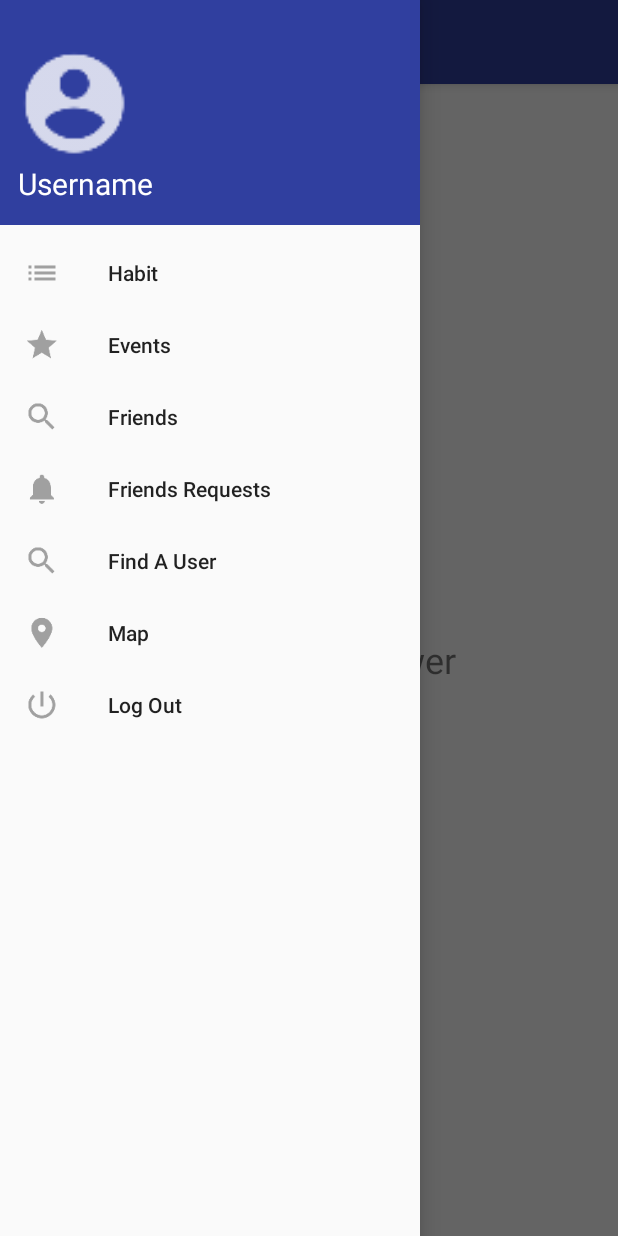
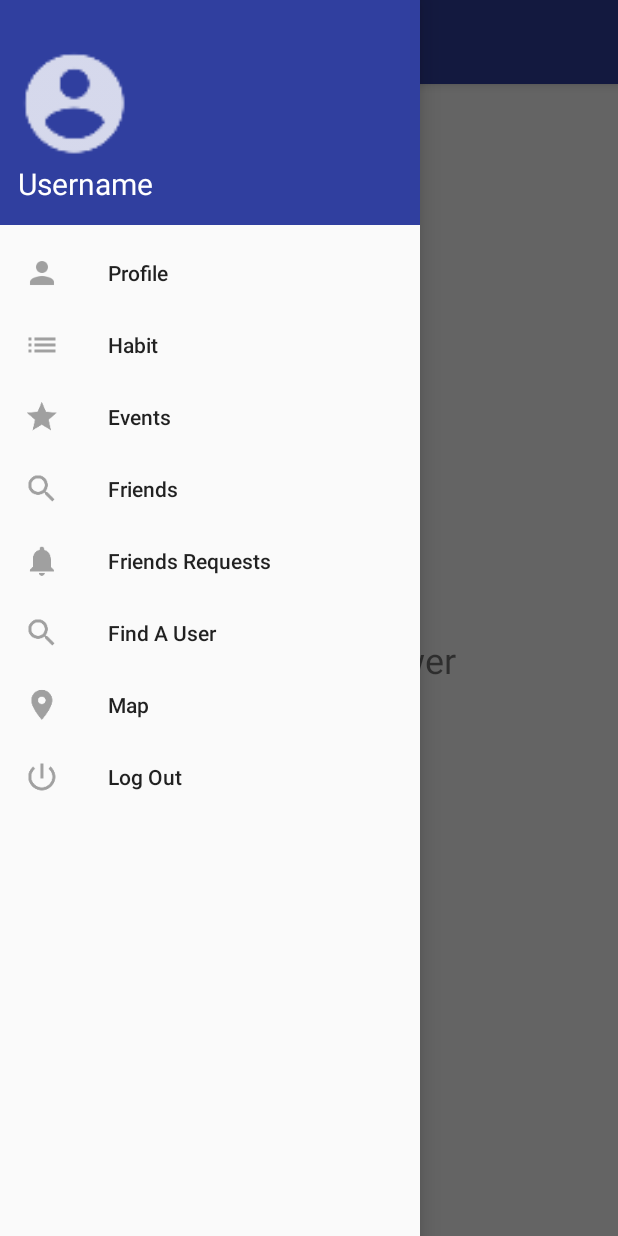
Before and after one commit to CMPUT301F17T29/HabitUp, an Android app: the screen it shows after launch (MainActivity), with the side drawer open, on a phone screen of 412 x 824 dp. Run offline under Robolectric (Android 15) with nearby library versions, the phone set to English and light mode, and no system bars; our stand-ins replace CircleImageView.

Commit message:
Add profile list item in drawer

```diff
--- a/app/src/main/java/com/example/habitup/View/MainActivity.java
+++ b/app/src/main/java/com/example/habitup/View/MainActivity.java
@@ -1,5 +1,6 @@
 package com.example.habitup.View;
 
+import android.content.Intent;
 import android.support.design.widget.NavigationView;
 import android.support.v4.widget.DrawerLayout;
 import android.support.v7.app.ActionBarDrawerToggle;
@@ -40,6 +41,9 @@ public class MainActivity extends AppCompatActivity {
                 int id = menuItem.getItemId();
 
                 switch (id){
+                    case R.id.profile:
+                        drawerLayout.closeDrawers();
+                        break;
                     case R.id.habits:
                         drawerLayout.closeDrawers();
                         break;
--- a/app/src/main/res/layout/nav_header.xml
+++ b/app/src/main/res/layout/nav_header.xml
@@ -2,13 +2,13 @@
 <LinearLayout
     xmlns:android="http://schemas.android.com/apk/res/android"
     android:orientation="vertical"
+    android:id="@+id/profile_banner"
     android:paddingTop="30dp"
     android:paddingLeft="12dp"
     android:background="@color/colorPrimary"
     android:layout_width="match_parent"
     android:layout_height="150dp"
     android:weightSum="1">
-
 
     <de.hdodenhof.circleimageview.CircleImageView
         android:id="@+id/drawer_pic"
--- a/app/src/main/res/menu/menu_navigation.xml
+++ b/app/src/main/res/menu/menu_navigation.xml
@@ -1,6 +1,10 @@
 <?xml version="1.0" encoding="utf-8"?>
 <menu xmlns:android="http://schemas.android.com/apk/res/android">
     <group android:checkableBehavior="single">
+        <item
+            android:id="@+id/profile"
+            android:title="Profile"
+            android:icon="@drawable/ic_profile"/>
         <item
             android:id="@+id/habits"
             android:title="Habit"
```
Also changed, not shown: app/src/main/res/drawable-hdpi/ic_profile.png (added), app/src/main/res/drawable-mdpi/ic_profile.png (added), app/src/main/res/drawable-xhdpi/ic_profile.png (added), app/src/main/res/drawable-xxhdpi/ic_profile.png (added).
